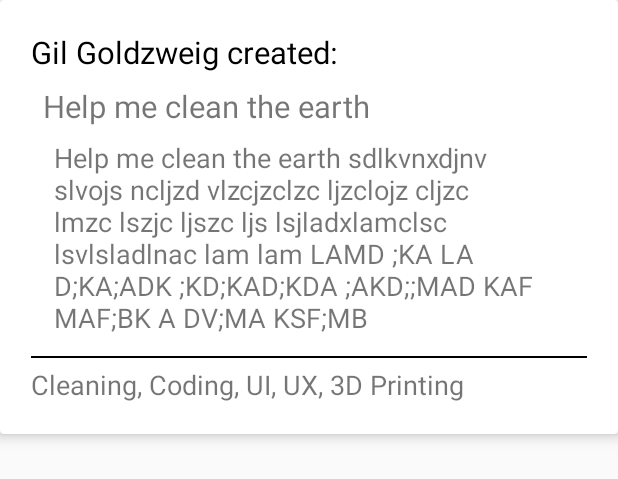
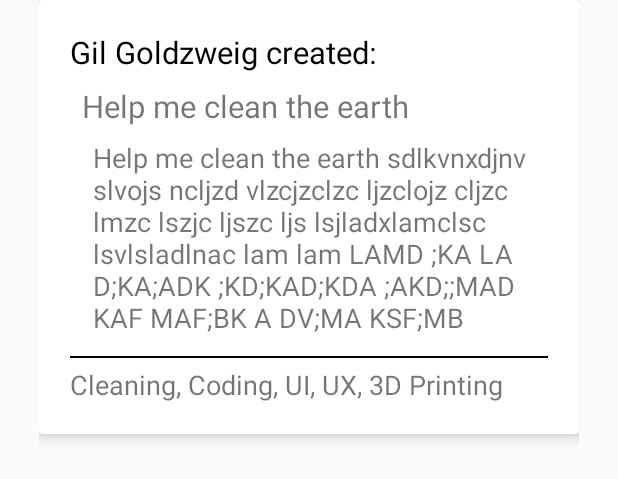
Before and after one commit to gilgoldzweig/TimeShare, an Android app: the layout item_requests.xml on its own in the app's theme, with its tools: preview values and no code run, on a phone screen of 412 x 824 dp. Shown: the top 479 px of the screen. Run offline under Robolectric (Android 15) with nearby library versions, the phone set to English and light mode, and no system bars.

Commit message:
added new request layout

```diff
--- a/app/src/main/res/layout/item_requests.xml
+++ b/app/src/main/res/layout/item_requests.xml
@@ -3,7 +3,10 @@
     xmlns:app="http://schemas.android.com/apk/res-auto"
     android:orientation="vertical"
     android:layout_width="match_parent"
-    android:layout_height="match_parent">
+    android:layout_height="match_parent"
+    android:paddingLeft="@dimen/_20sdp"
+    android:paddingRight="@dimen/_20sdp"
+    android:paddingBottom="@dimen/_10sdp">
     <android.support.v7.widget.CardView
         android:layout_width="match_parent"
         android:layout_height="wrap_content"
```
